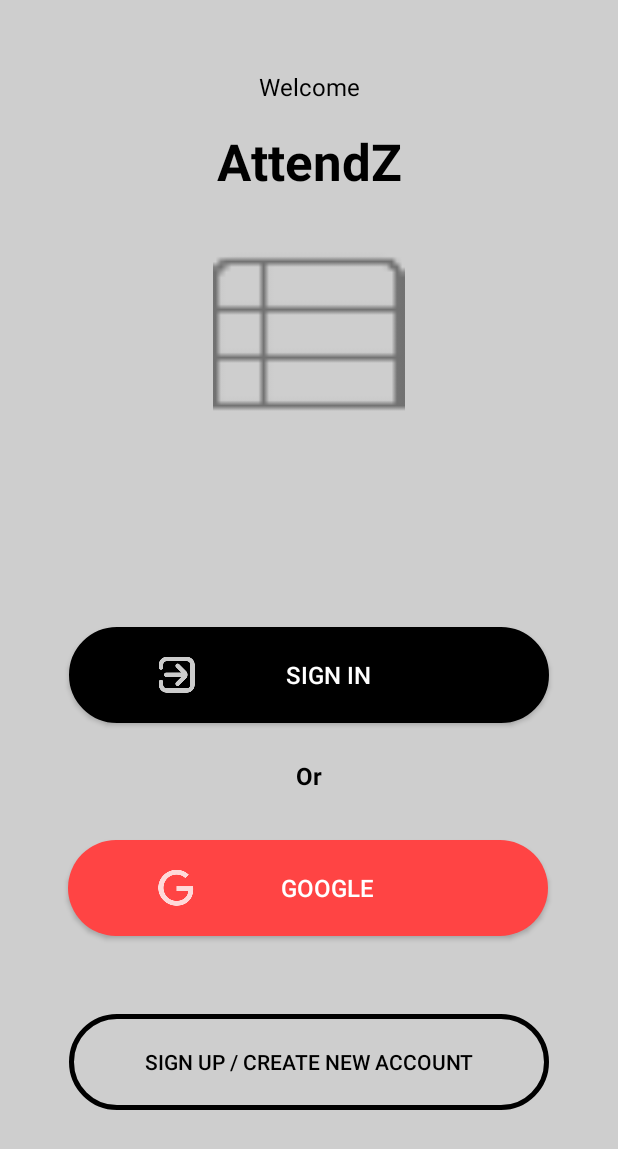
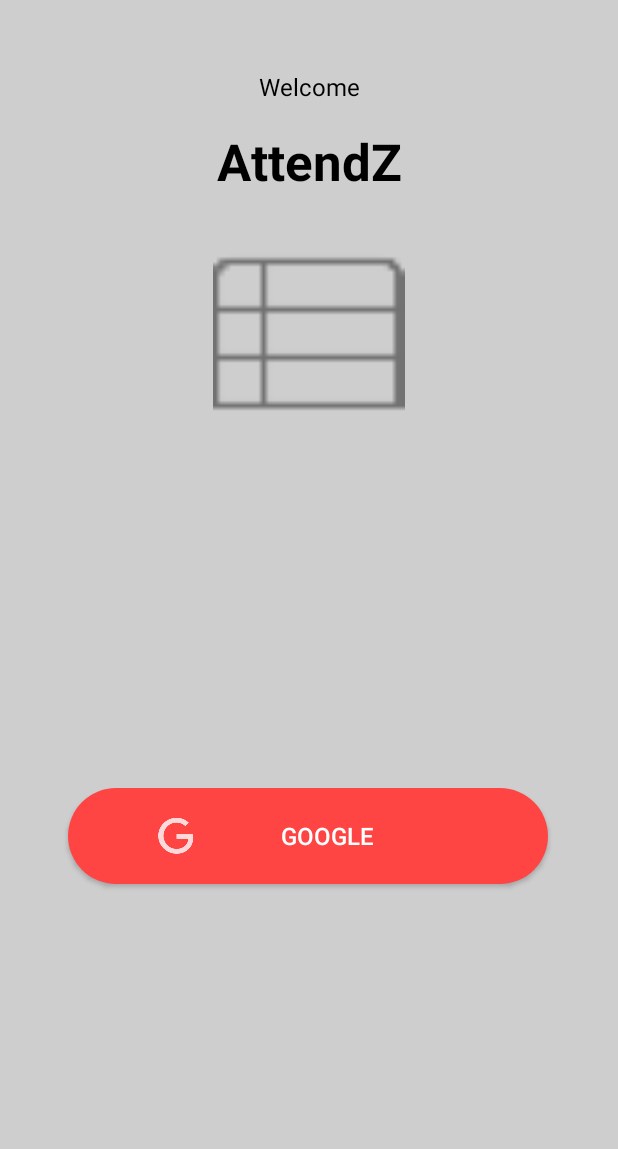
Before and after one commit to zkaiz11/AttendZ, an Android app: the layout activity_main.xml on its own in the app's theme, with its tools: preview values and no code run, on a phone screen of 412 x 824 dp. Shown: the top 1149 px of the screen. Run offline under Robolectric (Android 15) with nearby library versions, the phone set to English and light mode, and no system bars.

Commit message:
welcome screen changed

```diff
--- a/app/src/main/res/layout/activity_main.xml
+++ b/app/src/main/res/layout/activity_main.xml
@@ -45,24 +45,9 @@
         app:layout_constraintTop_toBottomOf="@+id/textView"/>
 
     <Button
-        android:id="@+id/button"
-        android:layout_width="320dp"
-        android:layout_height="64dp"
-        android:minHeight="48dp"
-        android:layout_marginBottom="32dp"
-        android:background="@drawable/rounded_shape"
-        android:text="@string/sign_up"
-        android:textColor="@color/black"
-        app:layout_constraintBottom_toBottomOf="parent"
-        app:layout_constraintEnd_toEndOf="parent"
-        app:layout_constraintStart_toStartOf="parent"
-        app:layout_constraintTop_toBottomOf="@+id/button2" />
-
-    <Button
         android:id="@+id/button2"
         android:layout_width="320dp"
         android:layout_height="64dp"
-        android:layout_marginTop="32dp"
         android:background="@drawable/rounded_shape_red"
         android:drawableStart="@drawable/ic_google"
         android:drawablePadding="2dip"
@@ -73,42 +58,10 @@
         android:text="@string/google"
         android:textColor="@color/white"
         android:textSize="16sp"
+        app:layout_constraintBottom_toBottomOf="parent"
         app:layout_constraintEnd_toEndOf="parent"
         app:layout_constraintHorizontal_bias="0.491"
         app:layout_constraintStart_toStartOf="parent"
-        app:layout_constraintTop_toBottomOf="@+id/textView3" />
-
-    <Button
-        android:id="@+id/button3"
-        android:layout_width="320dp"
-        android:layout_height="64dp"
-        android:layout_marginTop="128dp"
-        android:background="@drawable/rounded_shape_black"
-        android:backgroundTint="@null"
-        android:drawableStart="@drawable/ic_sign_in"
-        android:drawablePadding="2dip"
-        android:gravity="center"
-        android:paddingLeft="60dip"
-        android:paddingRight="60dip"
-        android:singleLine="true"
-        android:text="@string/sign_in"
-        android:textColor="@color/white"
-        android:textSize="16sp"
-        app:layout_constraintEnd_toEndOf="parent"
-        app:layout_constraintStart_toStartOf="parent"
         app:layout_constraintTop_toBottomOf="@+id/imageView" />
 
-    <TextView
-        android:id="@+id/textView3"
-        android:layout_width="wrap_content"
-        android:layout_height="wrap_content"
-        android:layout_marginTop="24dp"
-        android:text="@string/or"
-        android:textColor="@color/black"
-        android:textSize="16sp"
-        android:textStyle="bold"
-        app:layout_constraintEnd_toEndOf="parent"
-        app:layout_constraintStart_toStartOf="parent"
-        app:layout_constraintTop_toBottomOf="@+id/button3" />
-
 </androidx.constraintlayout.widget.ConstraintLayout>
```
